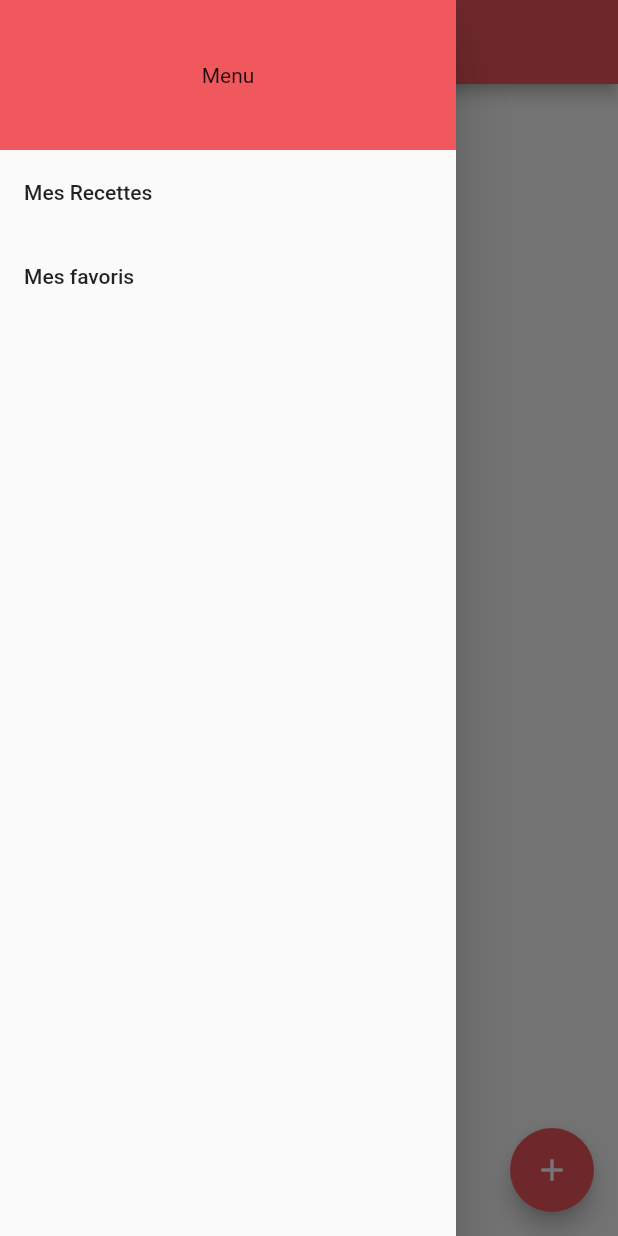
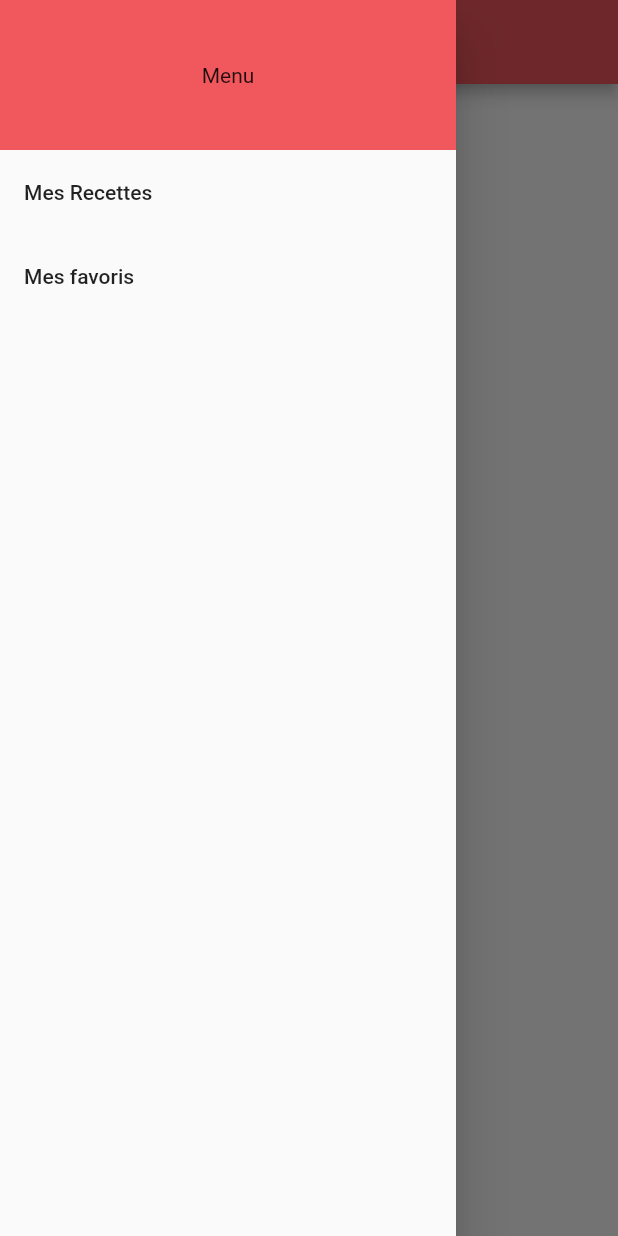
Before and after one commit to amaury-LC/app_recette, a Flutter app: the screen it shows after launch, with the side drawer open, on a phone screen of 412 x 824 dp. Run offline on Flutter 3.47's test engine with Material 2 defaults, Android fonts, the phone set to English and light mode, and no system bars; our stand-ins replace cloud_firestore, firebase_storage, sqflite; accounts and stored records are empty.

```diff
--- a/lib/main.dart
+++ b/lib/main.dart
@@ -15,6 +15,7 @@ import 'entrer_recette.dart';
 import 'package:firebase_storage/firebase_storage.dart';
 import "mesfavoris.dart";
 import 'dart:convert';
+
 
 final dbHelper = Databasefavorie.instance;
 
@@ -127,18 +128,18 @@ class Home extends StatelessWidget {
             .toList(),
       ),
 
-      floatingActionButton: FloatingActionButton(
-        onPressed: () {
-          Navigator.push(
-            context,
-            MaterialPageRoute(builder: (context) => Enterrecit(favorite,mesrecettes)),
-          );
-        },
-        child: const Icon(
-          Icons.add,
-        ),
-        backgroundColor: Color.fromRGBO(240, 88, 93, 1),
-      ),
+      // floatingActionButton: FloatingActionButton(
+      //   onPressed: () {
+      //     Navigator.push(
+      //       context,
+      //       MaterialPageRoute(builder: (context) => Enterrecit(favorite,mesrecettes)),
+      //     );
+      //   },
+      //   child: const Icon(
+      //     Icons.add,
+      //   ),
+      //   backgroundColor: Color.fromRGBO(240, 88, 93, 1),
+      // ),
 
       drawer: Drawer(
         // Add a ListView to the drawer. This ensures the user can scroll
```
Also changed, not shown: pubspec.yaml (+10 -1 lines), lib/ml.dart (added), pubspec.lock, 1 other file.
